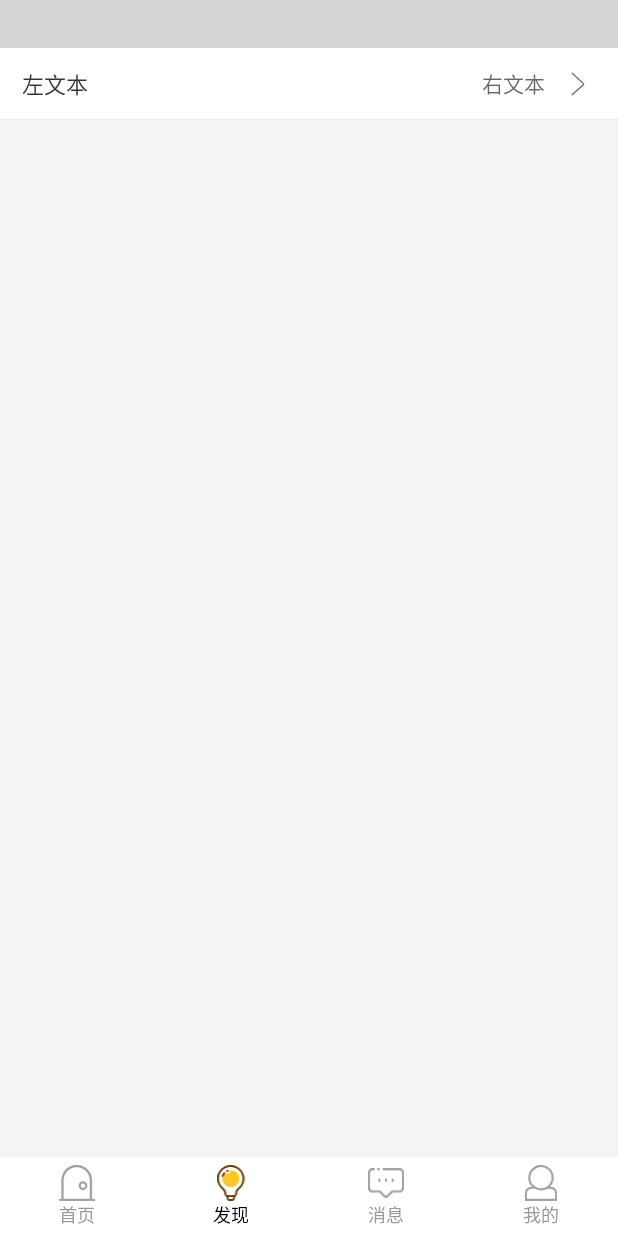
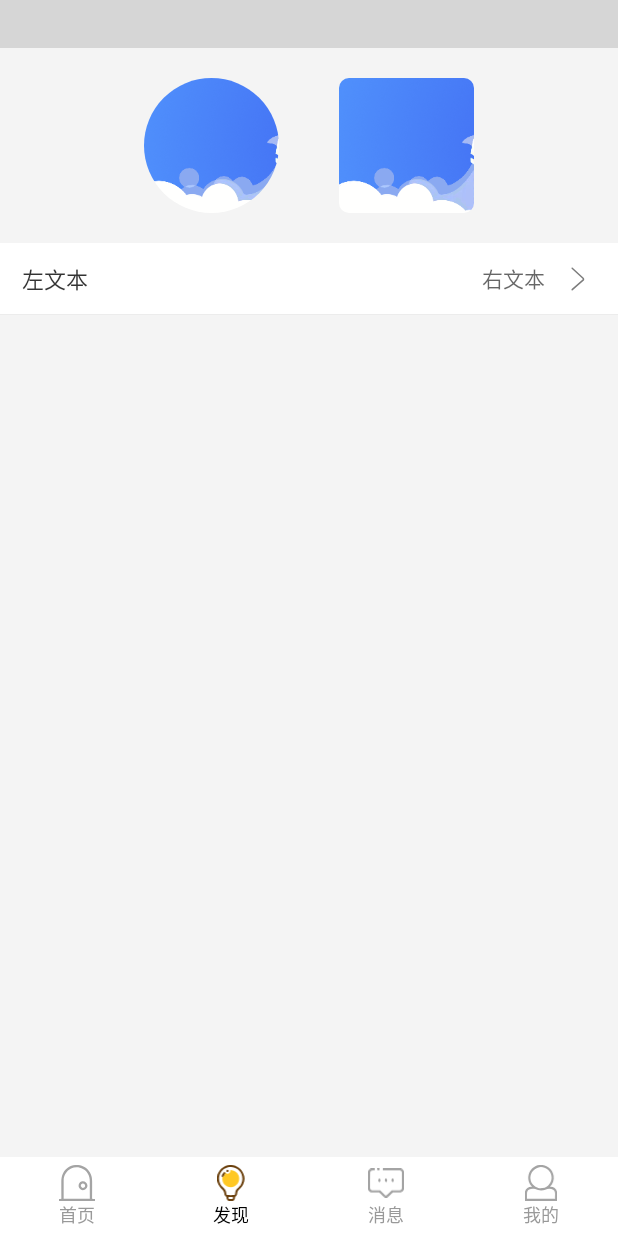
Before and after one commit to wuchao226/AndroidProjectTemplate, an Android app: the screen it shows after launch (HomeActivity), item 2 of the bottom bar chosen, on a phone screen of 412 x 824 dp. Run offline under Robolectric (Android 15) with nearby library versions, the phone set to English and light mode, and no system bars; libraries missing offline, so code that uses them is left out: com.gyf.immersionbar, com.hjq.bar, com.hjq.permissions; plain views replace TitleBar; pictures from the network do not load; 6 statements that could not run were skipped; grey boxes are pictures that could not be loaded.

Commit message:
图片处理

```diff
--- a/ft_home/build.gradle
+++ b/ft_home/build.gradle
@@ -8,6 +8,7 @@ android {
 dependencies {
     // 指示器框架
     implementation libs.circleindicator
+    implementation project(path: ':lib_glide')
 
     //依赖到对应组件的Api模块
 //    api(project(":cpt_profile_api"))
--- a/ft_home/src/main/java/com/wuc/ft_home/fragment/FindFragment.kt
+++ b/ft_home/src/main/java/com/wuc/ft_home/fragment/FindFragment.kt
@@ -4,9 +4,13 @@ import android.os.Bundle
 import android.view.LayoutInflater
 import android.view.View
 import android.view.ViewGroup
+import com.wuc.ft_home.R
 import com.wuc.ft_home.databinding.FragmentFindBinding
 import com.wuc.lib_common.base.fragment.BaseBindingFragment
 import com.wuc.lib_common.base.fragment.TitleBarFragment
+import com.wuc.lib_glide.setUrlCircle
+import com.wuc.lib_glide.setUrlCircleBorder
+import com.wuc.lib_glide.setUrlRound
 
 /**
  * @author: wuc
@@ -21,7 +25,10 @@ class FindFragment : TitleBarFragment<FragmentFindBinding>() {
     }
 
     override fun initView(view: View, savedInstanceState: Bundle?) {
-
+        // 显示圆形的 ImageView
+        binding.ivFindCircle.setUrlCircle(R.drawable.update_app_top_bg)
+        // 显示圆角的 ImageView
+        binding.ivFindCorner.setUrlRound(R.drawable.update_app_top_bg)
     }
 
     override fun isStatusBarEnabled(): Boolean {
--- /dev/null
+++ b/ft_home/src/main/res/drawable/example_bg.xml
@@ -0,0 +1,32 @@
+<?xml version="1.0" encoding="utf-8"?>
+<vector xmlns:android="http://schemas.android.com/apk/res/android"
+    android:width="720dp"
+    android:height="640dp"
+    android:viewportWidth="720"
+    android:viewportHeight="640">
+
+    <path
+        android:fillColor="#0099cb"
+        android:pathData="M0,0 L147.06,0 C108.73,83.65,70.23,167.23,31.79,250.84
+C20.97,273.58,11.28,296.91,0,319.42 L0,0 Z" />
+    <path
+        android:fillColor="#f34c68"
+        android:pathData="M147.06,0 L411.34,0 C387.78,52.9,362.95,105.28,339,158.02
+C283.01,279.68,227.11,401.39,171.11,523.05
+C153.42,562.07,134.82,600.71,117.74,640 L0,640 L0,319.42
+C11.28,296.91,20.97,273.58,31.79,250.84 C70.23,167.23,108.73,83.65,147.06,0 Z" />
+    <path
+        android:fillColor="#334752"
+        android:pathData="M411.34,0 L676.23,0 C578.02,213.29,479.96,426.63,381.93,640 L117.74,640
+C134.82,600.71,153.42,562.07,171.11,523.05
+C227.11,401.39,283.01,279.68,339,158.02 C362.95,105.28,387.78,52.9,411.34,0 Z" />
+    <path
+        android:fillColor="#0099cb"
+        android:pathData="M676.23,0 L720,0 L720,480.58 C697.22,528.2,675.97,576.61,653.44,624.37
+C651.26,629.6,648.45,634.57,646.77,640 L381.93,640
+C479.96,426.63,578.02,213.29,676.23,0 Z" />
+    <path
+        android:fillColor="#f34c68"
+        android:pathData="M653.44,624.37 C675.97,576.61,697.22,528.2,720,480.58 L720,640 L646.77,640
+C648.45,634.57,651.26,629.6,653.44,624.37 Z" />
+</vector>
--- a/ft_home/src/main/res/layout/fragment_find.xml
+++ b/ft_home/src/main/res/layout/fragment_find.xml
@@ -22,6 +22,30 @@
             android:layout_height="match_parent"
             android:orientation="vertical">
 
+            <androidx.appcompat.widget.LinearLayoutCompat
+                android:layout_width="match_parent"
+                android:layout_height="wrap_content"
+                android:gravity="center"
+                android:orientation="horizontal"
+                android:padding="@dimen/dp_20">
+
+                <androidx.appcompat.widget.AppCompatImageView
+                    android:id="@+id/iv_find_circle"
+                    android:layout_width="@dimen/dp_90"
+                    android:layout_height="@dimen/dp_90"
+                    app:srcCompat="@drawable/example_bg"
+                    tools:scaleType="centerCrop" />
+
+                <androidx.appcompat.widget.AppCompatImageView
+                    android:id="@+id/iv_find_corner"
+                    android:layout_width="@dimen/dp_90"
+                    android:layout_height="@dimen/dp_90"
+                    android:layout_marginStart="@dimen/dp_40"
+                    app:srcCompat="@drawable/example_bg"
+                    tools:scaleType="centerCrop" />
+
+            </androidx.appcompat.widget.LinearLayoutCompat>
+
             <com.wuc.lib_common.widget.layout.SettingBar
                 android:layout_width="match_parent"
                 android:layout_height="wrap_content"
--- a/lib_glide/src/main/java/com/wuc/lib_glide/ImageExt.kt
+++ b/lib_glide/src/main/java/com/wuc/lib_glide/ImageExt.kt
@@ -1,20 +1,23 @@
 package com.wuc.lib_glide
 
 import android.graphics.Bitmap
+import android.graphics.Color
 import android.graphics.drawable.Drawable
 import android.widget.ImageView
 import androidx.annotation.DrawableRes
 import com.bumptech.glide.Glide
 import com.bumptech.glide.Priority
+import com.bumptech.glide.load.MultiTransformation
 import com.bumptech.glide.load.engine.DiskCacheStrategy
 import com.bumptech.glide.load.resource.bitmap.CenterCrop
+import com.bumptech.glide.load.resource.bitmap.CircleCrop
 import com.bumptech.glide.load.resource.bitmap.RoundedCorners
 import com.bumptech.glide.request.RequestOptions
 import com.bumptech.glide.request.target.CustomTarget
 import com.bumptech.glide.request.transition.Transition
+import com.wuc.lib_base.ext.screenWidth
 import com.wuc.lib_glide.transformation.BlurTransformation
-import com.sum.glide.transformation.CircleBorderTransform
-import com.wuc.lib_base.ext.screenWidth
+import com.wuc.lib_glide.transformation.CircleBorderTransform
 import java.io.File
 
 /**
@@ -82,18 +85,60 @@ fun ImageView.setUrlCircle(url: String?) {
 }
 
 /**
+ * 加载圆形图片
+ * @param drawableId
+ */
+fun ImageView.setUrlCircle(@DrawableRes drawableId: Int,) {
+    //请求配置
+    val options = RequestOptions.circleCropTransform()
+    Glide.with(context).load(drawableId)
+        .placeholder(R.mipmap.default_head)
+        .error(R.mipmap.default_head)
+        .skipMemoryCache(false) //启用内存缓存
+        .diskCacheStrategy(DiskCacheStrategy.RESOURCE)
+//        .apply(options)// 圆形
+        .transform(MultiTransformation(CenterCrop(), CircleCrop())) // 圆形
+        .into(this)
+}
+
+/**
  * 加载边框圆形图片
  * @param url
  * @param borderWidth 边框宽度
  * @param borderColor 边框颜色
  */
-fun ImageView.setUrlCircleBorder(url: String?, borderWidth: Float, borderColor: Int) {
+fun ImageView.setUrlCircleBorder(
+    url: String?,
+    borderWidth: Float = 0F,
+    borderColor: Int = Color.parseColor("#00000000")
+) {
     Glide.with(context).load(url)
         .placeholder(R.mipmap.default_head)
         .error(R.mipmap.default_head)
         .skipMemoryCache(false) //启用内存缓存
         .diskCacheStrategy(DiskCacheStrategy.RESOURCE)
         .transform(CircleBorderTransform(borderWidth, borderColor)) // 圆形
+        .into(this)
+}
+
+/**
+ * 加载边框圆形图片
+ * @param drawableId
+ * @param borderWidth 边框宽度
+ * @param borderColor 边框颜色
+ */
+fun ImageView.setUrlCircleBorder(
+    @DrawableRes drawableId: Int,
+    borderWidth: Float = 0F,
+    borderColor: Int = Color.parseColor("#00000000")
+) {
+    Glide.with(context).load(drawableId)
+        .placeholder(R.mipmap.default_head)
+        .error(R.mipmap.default_head)
+        .skipMemoryCache(false) //启用内存缓存
+        .diskCacheStrategy(DiskCacheStrategy.RESOURCE)
+        .transform(CircleBorderTransform(borderWidth, borderColor)) // 圆形
+        //.transform(MultiTransformation(CenterCrop(), CircleCrop())) // 圆形
         .into(this)
 }
 
@@ -112,7 +157,17 @@ fun ImageView.setUrlRound(url: String?, radius: Int = 10) {
         .error(R.mipmap.default_img)
         .skipMemoryCache(false) // 启用内存缓存
         .diskCacheStrategy(DiskCacheStrategy.RESOURCE)
-        .transform(CenterCrop(), RoundedCorners(radius))
+        .transform(MultiTransformation(CenterCrop(), RoundedCorners(radius)))
+        .into(this)
+}
+
+fun ImageView.setUrlRound(@DrawableRes drawableId: Int, radius: Int = 10) {
+    Glide.with(context).load(drawableId)
+        .placeholder(R.mipmap.default_img)
+        .error(R.mipmap.default_img)
+        .skipMemoryCache(false) // 启用内存缓存
+        .diskCacheStrategy(DiskCacheStrategy.RESOURCE)
+        .transform(MultiTransformation(CenterCrop(), RoundedCorners(radius)))
         .into(this)
 }
 
--- a/lib_glide/src/main/java/com/wuc/lib_glide/transformation/CircleBorderTransform.kt
+++ b/lib_glide/src/main/java/com/wuc/lib_glide/transformation/CircleBorderTransform.kt
@@ -1,4 +1,4 @@
-package com.sum.glide.transformation
+package com.wuc.lib_glide.transformation
 
 import android.graphics.Bitmap
 import com.bumptech.glide.load.resource.bitmap.CircleCrop
```
